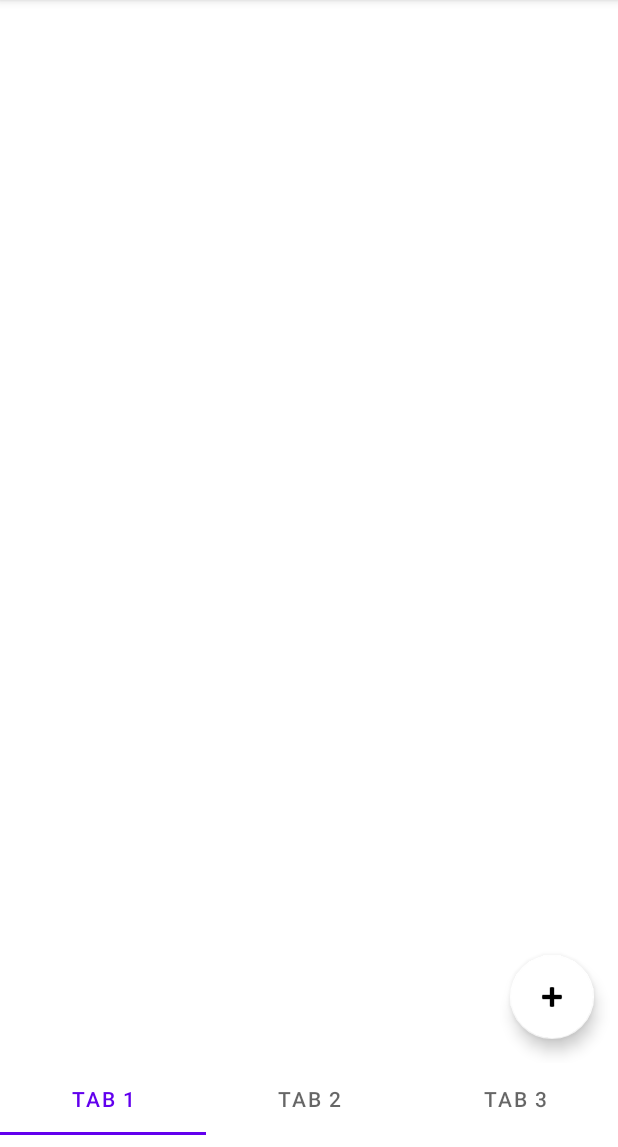
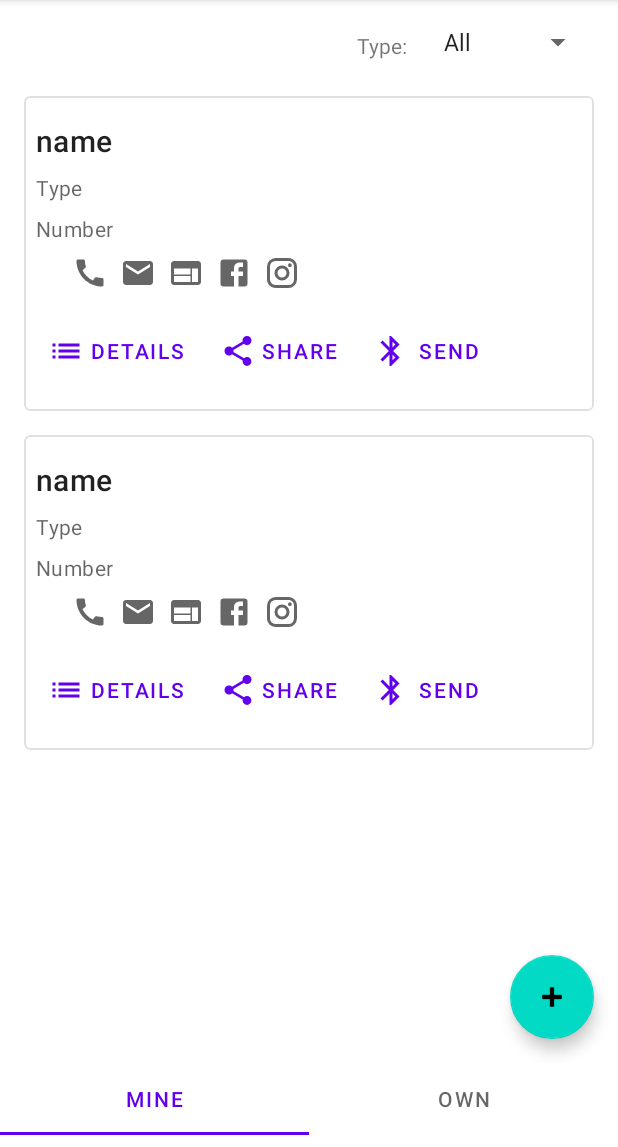
Before and after one commit to AndreaBrighi/ItsMe, an Android app: the screen it shows after launch (MainActivity), on a phone screen of 412 x 824 dp, the part 89-1236 px from its top. Run offline under Robolectric (Android 15) with nearby library versions, the phone set to English and light mode, and no system bars.

Commit message:
Add card recyclerView

```diff
--- /dev/null
+++ b/app/src/main/java/com/example/itsme/recyclerview/CardAdapter.kt
@@ -0,0 +1,22 @@
+package com.example.itsme.recyclerview
+
+import android.view.LayoutInflater
+import android.view.View
+import android.view.ViewGroup
+import androidx.recyclerview.widget.RecyclerView
+import com.example.itsme.R
+
+class CardAdapter(private val list:List<Int>): RecyclerView.Adapter<CardViewHolder>() {
+
+    override fun onCreateViewHolder(parent: ViewGroup, viewType: Int): CardViewHolder {
+        val layoutView: View = LayoutInflater.from(parent.context).inflate(R.layout.card_preview, parent, false)
+        return CardViewHolder(layoutView)
+    }
+
+    override fun onBindViewHolder(holder: CardViewHolder, position: Int) {
+    }
+
+    override fun getItemCount(): Int {
+        return list.size
+    }
+}
--- /dev/null
+++ b/app/src/main/java/com/example/itsme/recyclerview/CardViewHolder.kt
@@ -0,0 +1,8 @@
+package com.example.itsme.recyclerview
+
+import android.view.View
+import androidx.recyclerview.widget.RecyclerView
+
+class CardViewHolder(itemView: View) : RecyclerView.ViewHolder(itemView) {
+
+}
--- a/app/src/main/java/com/example/itsme/ui/main/PlaceholderFragment.kt
+++ b/app/src/main/java/com/example/itsme/ui/main/PlaceholderFragment.kt
@@ -1,16 +1,17 @@
 package com.example.itsme.ui.main
 
-import android.content.res.ColorStateList
 import android.os.Bundle
 import android.view.LayoutInflater
 import android.view.View
 import android.view.ViewGroup
-import android.widget.TextView
+import android.widget.ArrayAdapter
+import androidx.appcompat.widget.AppCompatSpinner
 import androidx.fragment.app.Fragment
 import androidx.lifecycle.ViewModelProvider
+import androidx.recyclerview.widget.RecyclerView
 import com.example.itsme.R
 import com.example.itsme.databinding.FragmentMainBinding
-import com.google.android.material.floatingactionbutton.FloatingActionButton
+import com.example.itsme.recyclerview.CardAdapter
 
 /**
  * A placeholder fragment containing a simple view.
@@ -39,18 +40,25 @@ class PlaceholderFragment : Fragment() {
         _binding = FragmentMainBinding.inflate(inflater, container, false)
         val root = binding.root
 
-        val textView: TextView = binding.sectionLabel
-        pageViewModel.text.observe(viewLifecycleOwner, {
-            textView.text = it
-        })
+        val spinner: AppCompatSpinner = binding.spinnerFilter
+        // Create an ArrayAdapter using the string array and a default spinner layout
+        ArrayAdapter.createFromResource(
+            context!!,
+            R.array.spinner_array,
+            android.R.layout.simple_spinner_item
+        ).also { adapter ->
+            // Specify the layout to use when the list of choices appears
+            adapter.setDropDownViewResource(android.R.layout.simple_spinner_dropdown_item)
+            // Apply the adapter to the spinner
+            spinner.adapter = adapter
+        }
 
-        val fab: FloatingActionButton = binding.fabAdd
-        fab.backgroundTintList = ColorStateList.valueOf(
-            resources.getColor(
-                R.color.white,
-                this.activity?.theme
-            )
-        )
+        val recyclerView: RecyclerView = binding.cardRecyclerView
+        recyclerView.setHasFixedSize(true)
+        val l: List<Int> = listOf(1, 2)
+        recyclerView.adapter = CardAdapter(l)
+
+
         return root
     }
 
--- /dev/null
+++ b/app/src/main/res/color/stroke_color.xml
@@ -0,0 +1,5 @@
+<?xml version="1.0" encoding="utf-8"?>
+<selector xmlns:android="http://schemas.android.com/apk/res/android">
+    <item android:color="?attr/colorPrimary" android:state_checked="true"/>
+    <item android:alpha="0.12" android:color="?attr/colorOnSurface" android:state_checked="false"/>
+</selector>
--- /dev/null
+++ b/app/src/main/res/drawable/ic_baseline_bluetooth_24.xml
@@ -0,0 +1,10 @@
+<vector xmlns:android="http://schemas.android.com/apk/res/android"
+    android:width="24dp"
+    android:height="24dp"
+    android:viewportWidth="24"
+    android:viewportHeight="24"
+    android:tint="?attr/colorControlNormal">
+  <path
+      android:fillColor="@android:color/white"
+      android:pathData="M17.71,7.71L12,2h-1v7.59L6.41,5 5,6.41 10.59,12 5,17.59 6.41,19 11,14.41L11,22h1l5.71,-5.71 -4.3,-4.29 4.3,-4.29zM13,5.83l1.88,1.88L13,9.59L13,5.83zM14.88,16.29L13,18.17v-3.76l1.88,1.88z"/>
+</vector>
--- /dev/null
+++ b/app/src/main/res/drawable/ic_baseline_bookmarks_24.xml
@@ -0,0 +1,10 @@
+<vector xmlns:android="http://schemas.android.com/apk/res/android"
+    android:width="24dp"
+    android:height="24dp"
+    android:viewportWidth="24"
+    android:viewportHeight="24"
+    android:tint="?attr/colorControlNormal">
+  <path
+      android:fillColor="@android:color/white"
+      android:pathData="M19,18l2,1V3c0,-1.1 -0.9,-2 -2,-2H8.99C7.89,1 7,1.9 7,3h10c1.1,0 2,0.9 2,2v13zM15,5H5c-1.1,0 -2,0.9 -2,2v16l7,-3 7,3V7c0,-1.1 -0.9,-2 -2,-2z"/>
+</vector>
--- /dev/null
+++ b/app/src/main/res/drawable/ic_baseline_call_24.xml
@@ -0,0 +1,10 @@
+<vector xmlns:android="http://schemas.android.com/apk/res/android"
+    android:width="24dp"
+    android:height="24dp"
+    android:viewportWidth="24"
+    android:viewportHeight="24"
+    android:tint="?attr/colorControlNormal">
+  <path
+      android:fillColor="@android:color/white"
+      android:pathData="M20.01,15.38c-1.23,0 -2.42,-0.2 -3.53,-0.56 -0.35,-0.12 -0.74,-0.03 -1.01,0.24l-1.57,1.97c-2.83,-1.35 -5.48,-3.9 -6.89,-6.83l1.95,-1.66c0.27,-0.28 0.35,-0.67 0.24,-1.02 -0.37,-1.11 -0.56,-2.3 -0.56,-3.53 0,-0.54 -0.45,-0.99 -0.99,-0.99H4.19C3.65,3 3,3.24 3,3.99 3,13.28 10.73,21 20.01,21c0.71,0 0.99,-0.63 0.99,-1.18v-3.45c0,-0.54 -0.45,-0.99 -0.99,-0.99z"/>
+</vector>
--- /dev/null
+++ b/app/src/main/res/drawable/ic_baseline_email_24.xml
@@ -0,0 +1,10 @@
+<vector xmlns:android="http://schemas.android.com/apk/res/android"
+    android:width="24dp"
+    android:height="24dp"
+    android:viewportWidth="24"
+    android:viewportHeight="24"
+    android:tint="?attr/colorControlNormal">
+  <path
+      android:fillColor="@android:color/white"
+      android:pathData="M20,4L4,4c-1.1,0 -1.99,0.9 -1.99,2L2,18c0,1.1 0.9,2 2,2h16c1.1,0 2,-0.9 2,-2L22,6c0,-1.1 -0.9,-2 -2,-2zM20,8l-8,5 -8,-5L4,6l8,5 8,-5v2z"/>
+</vector>
--- /dev/null
+++ b/app/src/main/res/drawable/ic_baseline_facebook_24.xml
@@ -0,0 +1,10 @@
+<vector xmlns:android="http://schemas.android.com/apk/res/android"
+    android:width="24dp"
+    android:height="24dp"
+    android:viewportWidth="24"
+    android:viewportHeight="24"
+    android:tint="?attr/colorControlNormal">
+  <path
+      android:fillColor="@android:color/white"
+      android:pathData="M5 3h14a2 2 0 0 1 2 2v14a2 2 0 0 1-2 2H5a2 2 0 0 1-2-2V5a2 2 0 0 1 2-2m13 2h-2.5A3.5 3.5 0 0 0 12 8.5V11h-2v3h2v7h3v-7h3v-3h-3V9a1 1 0 0 1 1-1h2V5z"/>
+</vector>
--- /dev/null
+++ b/app/src/main/res/drawable/ic_baseline_instagram_24.xml
@@ -0,0 +1,10 @@
+<vector xmlns:android="http://schemas.android.com/apk/res/android"
+    android:width="24dp"
+    android:height="24dp"
+    android:viewportWidth="24"
+    android:viewportHeight="24"
+    android:tint="?attr/colorControlNormal">
+    <path
+        android:fillColor="@android:color/white"
+        android:pathData="M7.8 2h8.4C19.4 2 22 4.6 22 7.8v8.4a5.8 5.8 0 0 1-5.8 5.8H7.8C4.6 22 2 19.4 2 16.2V7.8A5.8 5.8 0 0 1 7.8 2m-.2 2A3.6 3.6 0 0 0 4 7.6v8.8C4 18.39 5.61 20 7.6 20h8.8a3.6 3.6 0 0 0 3.6-3.6V7.6C20 5.61 18.39 4 16.4 4H7.6m9.65 1.5a1.25 1.25 0 0 1 1.25 1.25A1.25 1.25 0 0 1 17.25 8 1.25 1.25 0 0 1 16 6.75a1.25 1.25 0 0 1 1.25-1.25M12 7a5 5 0 0 1 5 5 5 5 0 0 1-5 5 5 5 0 0 1-5-5 5 5 0 0 1 5-5m0 2a3 3 0 0 0-3 3 3 3 0 0 0 3 3 3 3 0 0 0 3-3 3 3 0 0 0-3-3z"/>
+</vector>
--- /dev/null
+++ b/app/src/main/res/drawable/ic_baseline_list_24.xml
@@ -0,0 +1,10 @@
+<vector xmlns:android="http://schemas.android.com/apk/res/android"
+    android:width="24dp"
+    android:height="24dp"
+    android:viewportWidth="24"
+    android:viewportHeight="24"
+    android:tint="?attr/colorControlNormal">
+  <path
+      android:fillColor="@android:color/white"
+      android:pathData="M3,13h2v-2L3,11v2zM3,17h2v-2L3,15v2zM3,9h2L5,7L3,7v2zM7,13h14v-2L7,11v2zM7,17h14v-2L7,15v2zM7,7v2h14L21,7L7,7z"/>
+</vector>
--- /dev/null
+++ b/app/src/main/res/drawable/ic_baseline_person_24.xml
@@ -0,0 +1,10 @@
+<vector xmlns:android="http://schemas.android.com/apk/res/android"
+    android:width="24dp"
+    android:height="24dp"
+    android:viewportWidth="24"
+    android:viewportHeight="24"
+    android:tint="?attr/colorControlNormal">
+  <path
+      android:fillColor="@android:color/white"
+      android:pathData="M12,12c2.21,0 4,-1.79 4,-4s-1.79,-4 -4,-4 -4,1.79 -4,4 1.79,4 4,4zM12,14c-2.67,0 -8,1.34 -8,4v2h16v-2c0,-2.66 -5.33,-4 -8,-4z"/>
+</vector>
--- /dev/null
+++ b/app/src/main/res/drawable/ic_baseline_share_24.xml
@@ -0,0 +1,10 @@
+<vector xmlns:android="http://schemas.android.com/apk/res/android"
+    android:width="24dp"
+    android:height="24dp"
+    android:viewportWidth="24"
+    android:viewportHeight="24"
+    android:tint="?attr/colorControlNormal">
+  <path
+      android:fillColor="@android:color/white"
+      android:pathData="M18,16.08c-0.76,0 -1.44,0.3 -1.96,0.77L8.91,12.7c0.05,-0.23 0.09,-0.46 0.09,-0.7s-0.04,-0.47 -0.09,-0.7l7.05,-4.11c0.54,0.5 1.25,0.81 2.04,0.81 1.66,0 3,-1.34 3,-3s-1.34,-3 -3,-3 -3,1.34 -3,3c0,0.24 0.04,0.47 0.09,0.7L8.04,9.81C7.5,9.31 6.79,9 6,9c-1.66,0 -3,1.34 -3,3s1.34,3 3,3c0.79,0 1.5,-0.31 2.04,-0.81l7.12,4.16c-0.05,0.21 -0.08,0.43 -0.08,0.65 0,1.61 1.31,2.92 2.92,2.92 1.61,0 2.92,-1.31 2.92,-2.92s-1.31,-2.92 -2.92,-2.92z"/>
+</vector>
--- /dev/null
+++ b/app/src/main/res/drawable/ic_baseline_web_24.xml
@@ -0,0 +1,10 @@
+<vector xmlns:android="http://schemas.android.com/apk/res/android"
+    android:width="24dp"
+    android:height="24dp"
+    android:viewportWidth="24"
+    android:viewportHeight="24"
+    android:tint="?attr/colorControlNormal">
+  <path
+      android:fillColor="@android:color/white"
+      android:pathData="M20,4L4,4c-1.1,0 -1.99,0.9 -1.99,2L2,18c0,1.1 0.9,2 2,2h16c1.1,0 2,-0.9 2,-2L22,6c0,-1.1 -0.9,-2 -2,-2zM15,18L4,18v-4h11v4zM15,13L4,13L4,9h11v4zM20,18h-4L16,9h4v9z"/>
+</vector>
--- /dev/null
+++ b/app/src/main/res/layout/card_preview.xml
@@ -0,0 +1,139 @@
+<?xml version="1.0" encoding="utf-8"?>
+<com.google.android.material.card.MaterialCardView xmlns:android="http://schemas.android.com/apk/res/android"
+    xmlns:app="http://schemas.android.com/apk/res-auto"
+    xmlns:tools="http://schemas.android.com/tools"
+    android:id="@+id/card"
+    android:layout_margin="8dp"
+    android:layout_height="wrap_content"
+    android:layout_width="match_parent"
+    app:strokeWidth="1dp"
+    app:strokeColor="@color/stroke_color"
+    app:cardElevation="0dp"
+    tools:context=".recyclerview.CardViewHolder">
+
+    <androidx.constraintlayout.widget.ConstraintLayout
+        android:layout_width="match_parent"
+        android:layout_height="wrap_content">
+
+
+
+            <!-- Title, secondary and supporting text -->
+        <TextView
+            android:id="@+id/name_view"
+            android:layout_width="wrap_content"
+            android:layout_height="wrap_content"
+            android:layout_marginStart="8dp"
+            android:layout_marginTop="16dp"
+            android:text="name"
+            android:textAppearance="?attr/textAppearanceHeadline6"
+            app:layout_constraintStart_toStartOf="parent"
+            app:layout_constraintTop_toTopOf="parent" />
+
+        <TextView
+            android:id="@+id/textView2"
+            android:layout_width="wrap_content"
+            android:layout_height="wrap_content"
+            android:layout_marginTop="8dp"
+            android:text="Type"
+            android:textAppearance="?attr/textAppearanceBody2"
+            android:textColor="?android:attr/textColorSecondary"
+            app:layout_constraintStart_toStartOf="@+id/name_view"
+            app:layout_constraintTop_toBottomOf="@+id/name_view" />
+
+        <TextView
+            android:id="@+id/textView3"
+            android:layout_width="wrap_content"
+            android:layout_height="wrap_content"
+            android:layout_marginTop="8dp"
+            android:text="Number"
+            android:textAppearance="?attr/textAppearanceBody2"
+            android:textColor="?android:attr/textColorSecondary"
+            app:layout_constraintStart_toStartOf="@+id/textView2"
+            app:layout_constraintTop_toBottomOf="@+id/textView2" />
+
+        <ImageView
+            android:id="@+id/imageView"
+            android:layout_width="wrap_content"
+            android:layout_height="wrap_content"
+            android:layout_marginStart="24dp"
+            android:layout_marginTop="8dp"
+            android:src="@drawable/ic_baseline_call_24"
+            app:layout_constraintStart_toStartOf="@+id/textView3"
+            app:layout_constraintTop_toBottomOf="@+id/textView3" />
+
+        <ImageView
+            android:id="@+id/imageView1"
+            android:layout_width="wrap_content"
+            android:layout_height="wrap_content"
+            android:layout_marginStart="8dp"
+            android:src="@drawable/ic_baseline_email_24"
+            app:layout_constraintBottom_toBottomOf="@+id/imageView"
+            app:layout_constraintStart_toEndOf="@+id/imageView" />
+
+        <ImageView
+            android:id="@+id/imageView2"
+            android:layout_width="wrap_content"
+            android:layout_height="wrap_content"
+            android:layout_marginStart="8dp"
+            android:src="@drawable/ic_baseline_web_24"
+            app:layout_constraintBottom_toBottomOf="@+id/imageView1"
+            app:layout_constraintStart_toEndOf="@+id/imageView1" />
+
+        <ImageView
+            android:id="@+id/imageView3"
+            android:layout_width="wrap_content"
+            android:layout_height="wrap_content"
+            android:layout_marginStart="8dp"
+            android:src="@drawable/ic_baseline_facebook_24"
+            app:layout_constraintBottom_toBottomOf="@+id/imageView2"
+            app:layout_constraintStart_toEndOf="@+id/imageView2" />
+
+        <ImageView
+            android:id="@+id/imageView4"
+            android:layout_width="wrap_content"
+            android:layout_height="wrap_content"
+            android:layout_marginStart="8dp"
+            android:src="@drawable/ic_baseline_instagram_24"
+            app:layout_constraintBottom_toBottomOf="@+id/imageView3"
+            app:layout_constraintStart_toEndOf="@+id/imageView3" />
+
+        <!-- Buttons -->
+
+        <com.google.android.material.button.MaterialButton
+            android:id="@+id/materialButton"
+            style="?attr/borderlessButtonStyle"
+            android:layout_width="wrap_content"
+            android:layout_height="wrap_content"
+            android:layout_marginTop="16dp"
+            android:layout_marginBottom="16dp"
+            android:text="Details"
+            app:icon="@drawable/ic_baseline_list_24"
+            app:layout_constraintBottom_toBottomOf="parent"
+            app:layout_constraintStart_toStartOf="@+id/textView3"
+            app:layout_constraintTop_toBottomOf="@+id/imageView" />
+
+        <com.google.android.material.button.MaterialButton
+            android:id="@+id/materialButton2"
+            style="?attr/borderlessButtonStyle"
+            android:layout_width="wrap_content"
+            android:layout_height="wrap_content"
+            android:layout_marginStart="8dp"
+            android:text="Share"
+            app:icon="@drawable/ic_baseline_share_24"
+            app:layout_constraintBottom_toBottomOf="@id/materialButton"
+            app:layout_constraintStart_toEndOf="@+id/materialButton" />
+
+        <com.google.android.material.button.MaterialButton
+            android:id="@+id/materialButton3"
+            style="?attr/borderlessButtonStyle"
+            android:layout_width="wrap_content"
+            android:layout_height="wrap_content"
+            android:layout_marginStart="8dp"
+            android:text="Send"
+            app:icon="@drawable/ic_baseline_bluetooth_24"
+            app:layout_constraintBottom_toBottomOf="@id/materialButton"
+            app:layout_constraintStart_toEndOf="@+id/materialButton2" />
+
+    </androidx.constraintlayout.widget.ConstraintLayout>
+
+</com.google.android.material.card.MaterialCardView>
--- a/app/src/main/res/layout/fragment_main.xml
+++ b/app/src/main/res/layout/fragment_main.xml
@@ -1,5 +1,6 @@
 <?xml version="1.0" encoding="utf-8"?>
-<androidx.constraintlayout.widget.ConstraintLayout xmlns:android="http://schemas.android.com/apk/res/android"
+<androidx.constraintlayout.widget.ConstraintLayout
+    xmlns:android="http://schemas.android.com/apk/res/android"
     xmlns:app="http://schemas.android.com/apk/res-auto"
     xmlns:tools="http://schemas.android.com/tools"
     android:id="@+id/constraintLayout"
@@ -8,17 +9,39 @@
     tools:context=".ui.main.PlaceholderFragment">
 
     <TextView
-        android:id="@+id/section_label"
+        android:id="@+id/textView"
         android:layout_width="wrap_content"
         android:layout_height="wrap_content"
-        android:layout_marginStart="@dimen/activity_horizontal_margin"
-        android:layout_marginTop="@dimen/activity_vertical_margin"
-        android:layout_marginEnd="@dimen/activity_horizontal_margin"
-        android:layout_marginBottom="@dimen/activity_vertical_margin"
-        app:layout_constraintLeft_toLeftOf="parent"
-        app:layout_constraintTop_toTopOf="@+id/constraintLayout"
-        tools:layout_constraintLeft_creator="1"
-        tools:layout_constraintTop_creator="1" />
+        android:layout_marginEnd="16dp"
+        android:labelFor="@+id/spinner_filter"
+        android:text="@string/type"
+        app:layout_constraintBottom_toBottomOf="@+id/spinner_filter"
+        app:layout_constraintEnd_toStartOf="@+id/spinner_filter" />
+
+    <androidx.appcompat.widget.AppCompatSpinner
+        android:id="@+id/spinner_filter"
+        android:layout_width="0dp"
+        android:layout_height="wrap_content"
+        android:layout_marginTop="16dp"
+        android:layout_marginEnd="16dp"
+        app:layout_constraintEnd_toEndOf="parent"
+        app:layout_constraintTop_toTopOf="parent" />
+
+    <androidx.recyclerview.widget.RecyclerView
+        android:id="@+id/card_recyclerView"
+        android:layout_width="match_parent"
+        android:layout_height="0dp"
+        android:layout_marginStart="8dp"
+        android:layout_marginTop="16dp"
+        android:layout_marginEnd="8dp"
+        android:layout_marginBottom="8dp"
+        app:layout_constraintBottom_toBottomOf="parent"
+        app:layout_constraintEnd_toEndOf="parent"
+        app:layout_constraintStart_toStartOf="parent"
+        app:layout_constraintTop_toBottomOf="@+id/spinner_filter"
+        app:layoutManager="androidx.recyclerview.widget.LinearLayoutManager"
+        tools:listitem="@layout/card_preview"/>
+
 
     <com.google.android.material.floatingactionbutton.FloatingActionButton
         android:id="@+id/fab_add"
--- a/app/src/main/res/values/strings.xml
+++ b/app/src/main/res/values/strings.xml
@@ -1,10 +1,20 @@
 <resources>
     <string-array name="tabs_text">
-        <item>Tab 1</item>
-        <item>Tab 2</item>
-        <item>Tab 3</item>
+        <item>Mine</item>
+        <item>Own</item>
     </string-array>
+    <integer-array name="tabs_icon">
+        <item>@drawable/ic_baseline_person_24</item>
+        <item>@drawable/ic_baseline_bookmarks_24</item>
+    </integer-array>
     <string name="app_name">It\'s me</string>
-    <string name="social">social</string>
-    <string name="work">work</string>
+    <string name="social">Social</string>
+    <string name="work">Work</string>
+    <string name="filter">Filter</string>
+    <string name="type">Type:</string>
+    <string-array name="spinner_array">
+        <item>All</item>
+        <item>@string/social</item>
+        <item>@string/work</item>
+    </string-array>
 </resources>
```
